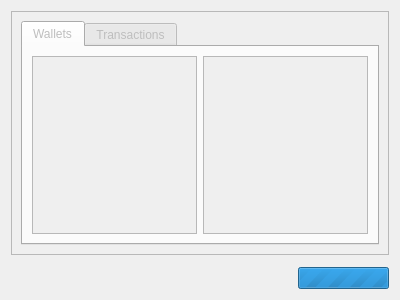
Qt form res/ui/currency_tab.ui (duniter/sakia) before a commit.
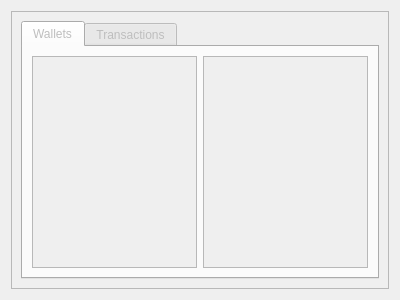
The same form after that commit. Icons and pictures are not drawn.

Patch:
```diff
--- a/res/ui/currency_tab.ui
+++ b/res/ui/currency_tab.ui
@@ -100,48 +100,6 @@
      </layout>
     </widget>
    </item>
-   <item>
-    <layout class="QHBoxLayout" name="horizontalLayout_2">
-     <property name="topMargin">
-      <number>6</number>
-     </property>
-     <item>
-      <widget class="QLabel" name="label_current_block">
-       <property name="text">
-        <string/>
-       </property>
-      </widget>
-     </item>
-     <item>
-      <widget class="QProgressBar" name="bar_requests">
-       <property name="enabled">
-        <bool>true</bool>
-       </property>
-       <property name="sizePolicy">
-        <sizepolicy hsizetype="Maximum" vsizetype="Fixed">
-         <horstretch>0</horstretch>
-         <verstretch>0</verstretch>
-        </sizepolicy>
-       </property>
-       <property name="maximum">
-        <number>0</number>
-       </property>
-       <property name="value">
-        <number>0</number>
-       </property>
-       <property name="textVisible">
-        <bool>true</bool>
-       </property>
-       <property name="orientation">
-        <enum>Qt::Horizontal</enum>
-       </property>
-       <property name="invertedAppearance">
-        <bool>false</bool>
-       </property>
-      </widget>
-     </item>
-    </layout>
-   </item>
   </layout>
  </widget>
  <resources>
```
